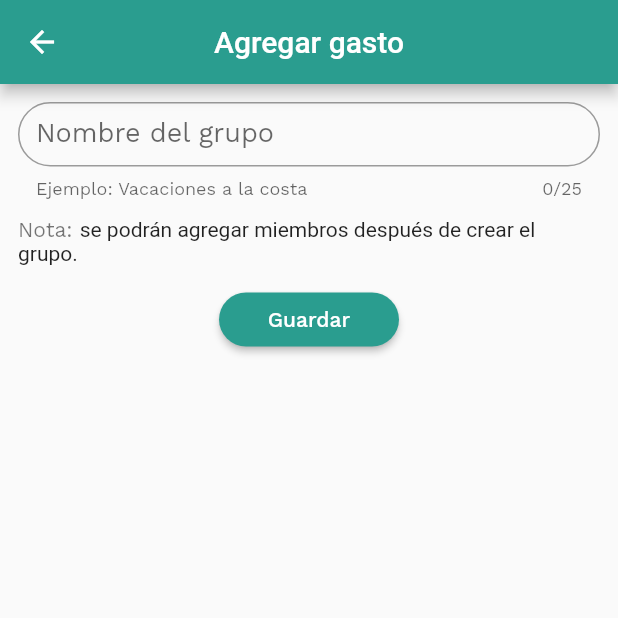
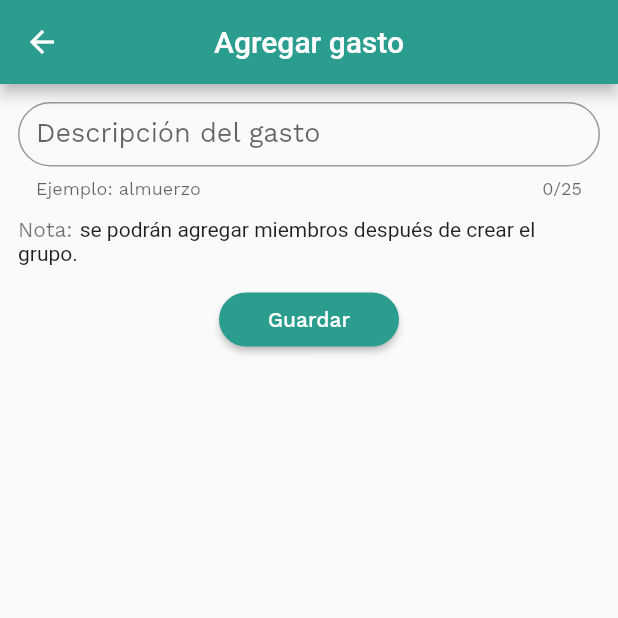
Before and after one commit to qrvello/splitex, a Flutter app: the DetailsGroupPage screen opened directly with empty values, after a tap on "Añadir gasto", on a phone screen of 412 x 824 dp, the top half of it. Run offline on Flutter 3.47's test engine with Material 2 defaults, Android fonts, the phone set to English and light mode, and no system bars; our stand-ins replace firebase_auth, firebase_core, firebase_database, font_awesome_flutter, google_fonts, google_sign_in and 1 more; accounts and stored records are empty.

```diff
--- a/lib/models/group_model.dart
+++ b/lib/models/group_model.dart
@@ -24,7 +24,7 @@ class GroupModel {
   int timestamp;
   bool simplifyGroupDebts;
 
-  factory GroupModel.fromJson(Map<String, dynamic> json) => GroupModel(
+  factory GroupModel.fromJson(Map<dynamic, dynamic> json) => GroupModel(
         id: json["id"],
         name: json["name"],
         adminUser: json["admin_user"],
@@ -33,7 +33,6 @@ class GroupModel {
       );
 
   Map<String, dynamic> toJson() => {
-        "id": id,
         "name": name,
         "simplify_group_debts": simplifyGroupDebts,
         "admin_user": adminUser,
--- a/lib/pages/add_expense_page.dart
+++ b/lib/pages/add_expense_page.dart
@@ -1,5 +1,5 @@
 import 'package:flutter/material.dart';
-import 'package:gastos_grupales/models/group_model.dart';
+//import 'package:gastos_grupales/models/group_model.dart';
 import 'package:gastos_grupales/providers/groups_provider.dart';
 import 'package:google_fonts/google_fonts.dart';
 
@@ -17,7 +17,7 @@ class _AddExpensePageState extends State<AddExpensePage> {
 
   @override
   Widget build(BuildContext context) {
-    final GroupModel group = ModalRoute.of(context).settings.arguments;
+    //final GroupModel group = ModalRoute.of(context).settings.arguments;
 
     final formKey = GlobalKey<FormState>();
 
@@ -36,7 +36,7 @@ class _AddExpensePageState extends State<AddExpensePage> {
             padding: const EdgeInsets.all(12.0),
             child: Column(
               children: <Widget>[
-                _inputCreateName(),
+                _inputDescription(),
                 SizedBox(
                   height: 12,
                 ),
@@ -87,7 +87,7 @@ class _AddExpensePageState extends State<AddExpensePage> {
     );
   }
 
-  Widget _inputCreateName() {
+  Widget _inputDescription() {
     return Container(
       height: 65,
       child: TextFormField(
@@ -95,8 +95,8 @@ class _AddExpensePageState extends State<AddExpensePage> {
         cursorColor: Color(0xff264653),
         style: TextStyle(fontSize: 18),
         decoration: InputDecoration(
-          helperText: 'Ejemplo: Vacaciones a la costa',
-          labelText: 'Nombre del grupo',
+          helperText: 'Ejemplo: almuerzo',
+          labelText: 'Descripción del gasto',
           border: OutlineInputBorder(
             borderRadius: BorderRadius.circular(25.0),
           ),
--- a/lib/pages/groups/create_group_page.dart
+++ b/lib/pages/groups/create_group_page.dart
@@ -226,11 +226,7 @@ class _CreateGroupPageState extends State<CreateGroupPage> {
           label: 'Ok',
           onPressed: () {
             // Back to the home page
-            Navigator.pop(context);
-
-            // Close modal
-            Navigator.pop(context);
-
+            Navigator.of(context)..pop();
             return;
           },
         ),
--- a/lib/pages/groups/details_group_page.dart
+++ b/lib/pages/groups/details_group_page.dart
@@ -7,8 +7,11 @@ class DetailsGroupPage extends StatelessWidget {
     final GroupModel group = ModalRoute.of(context).settings.arguments;
     final size = MediaQuery.of(context).size;
 
-    return Container(
-      child: Stack(
+    return Scaffold(
+      floatingActionButton: FloatingActionButton(
+        onPressed: () {},
+      ),
+      body: Stack(
         children: [
           _background(size),
           Scaffold(
@@ -27,21 +30,8 @@ class DetailsGroupPage extends StatelessWidget {
                     Column(
                       mainAxisAlignment: MainAxisAlignment.center,
                       children: [
-                        RaisedButton(
-                          shape: RoundedRectangleBorder(
-                              borderRadius: BorderRadius.circular(18.0)),
-                          color: Color(0xff2a9d8f),
-                          child: Text(
-                            'Añadir gasto',
-                            style: TextStyle(
-                              color: Colors.white,
-                            ),
-                          ),
-                          onPressed: () {
-                            Navigator.of(context)
-                                .pushNamed('/add_expense', arguments: group);
-                          },
-                        ),
+                        _buttonAddExpense(context, group),
+                        _buttonAddMember(context, group),
                       ],
                     ),
                   ],
@@ -91,4 +81,36 @@ class DetailsGroupPage extends StatelessWidget {
       ],
     );
   }
+
+  Widget _buttonAddExpense(BuildContext context, GroupModel group) {
+    return RaisedButton(
+      shape: RoundedRectangleBorder(borderRadius: BorderRadius.circular(18.0)),
+      color: Color(0xff2a9d8f),
+      child: Text(
+        'Añadir gasto',
+        style: TextStyle(
+          color: Colors.white,
+        ),
+      ),
+      onPressed: () {
+        Navigator.of(context).pushNamed('/add_expense', arguments: group);
+      },
+    );
+  }
+
+  Widget _buttonAddMember(BuildContext context, GroupModel group) {
+    return RaisedButton(
+      shape: RoundedRectangleBorder(borderRadius: BorderRadius.circular(18.0)),
+      color: Color(0xff2a9d8f),
+      child: Text(
+        'Añadir miembro',
+        style: TextStyle(
+          color: Colors.white,
+        ),
+      ),
+      onPressed: () {
+        Navigator.of(context).pushNamed('/add_expense', arguments: group);
+      },
+    );
+  }
 }
```
Also changed, not shown: lib/pages/home/tabs/groups_list_tab.dart (+65 -29 lines), lib/providers/groups_provider.dart (+31 -37 lines).
